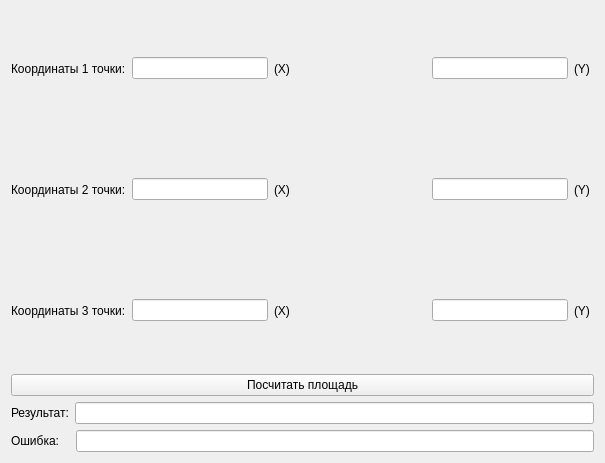
This is area_of_a_triangle6/widget.ui in paruz/Basics-of-programming as Qt 5 draws it before an edit. The edited form follows.
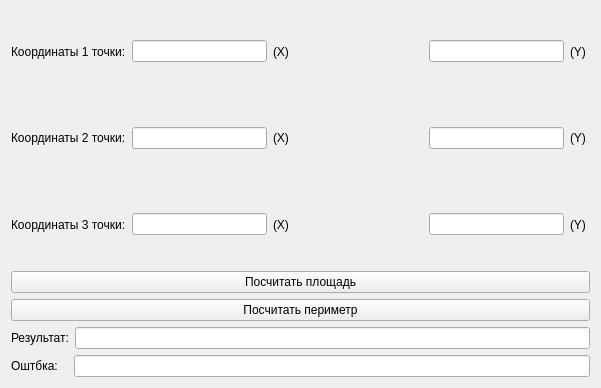
This is the edited form.

What changed in the file:
```diff
--- a/area_of_a_triangle6/widget.ui
+++ b/area_of_a_triangle6/widget.ui
@@ -6,8 +6,8 @@
    <rect>
     <x>0</x>
     <y>0</y>
-    <width>605</width>
-    <height>463</height>
+    <width>601</width>
+    <height>388</height>
    </rect>
   </property>
   <property name="windowTitle">
@@ -26,7 +26,11 @@
         </widget>
        </item>
        <item>
-        <widget class="QLineEdit" name="x_1"/>
+        <widget class="QLineEdit" name="x_1">
+         <property name="text">
+          <string/>
+         </property>
+        </widget>
        </item>
        <item>
         <widget class="QLabel" name="label_3">
@@ -49,7 +53,11 @@
         </spacer>
        </item>
        <item>
-        <widget class="QLineEdit" name="y_1"/>
+        <widget class="QLineEdit" name="y_1">
+         <property name="text">
+          <string/>
+         </property>
+        </widget>
        </item>
        <item>
         <widget class="QLabel" name="label_6">
@@ -70,7 +78,11 @@
         </widget>
        </item>
        <item>
-        <widget class="QLineEdit" name="x_2"/>
+        <widget class="QLineEdit" name="x_2">
+         <property name="text">
+          <string/>
+         </property>
+        </widget>
        </item>
        <item>
         <widget class="QLabel" name="label_4">
@@ -93,7 +105,11 @@
         </spacer>
        </item>
        <item>
-        <widget class="QLineEdit" name="y_2"/>
+        <widget class="QLineEdit" name="y_2">
+         <property name="text">
+          <string/>
+         </property>
+        </widget>
        </item>
        <item>
         <widget class="QLabel" name="label_9">
@@ -114,7 +130,11 @@
         </widget>
        </item>
        <item>
-        <widget class="QLineEdit" name="x_3"/>
+        <widget class="QLineEdit" name="x_3">
+         <property name="text">
+          <string/>
+         </property>
+        </widget>
        </item>
        <item>
         <widget class="QLabel" name="label_5">
@@ -137,7 +157,11 @@
         </spacer>
        </item>
        <item>
-        <widget class="QLineEdit" name="y_3"/>
+        <widget class="QLineEdit" name="y_3">
+         <property name="text">
+          <string/>
+         </property>
+        </widget>
        </item>
        <item>
         <widget class="QLabel" name="label_11">
@@ -151,13 +175,24 @@
     </layout>
    </item>
    <item row="1" column="0">
-    <widget class="QPushButton" name="pushButton">
+    <layout class="QVBoxLayout" name="verticalLayout_3">
+     <item>
+      <widget class="QPushButton" name="pushButton_S">
      <property name="text">
       <string>Посчитать площадь</string>
      </property>
     </widget>
    </item>
-   <item row="2" column="0">
+     <item>
+      <widget class="QPushButton" name="pushButton_P">
+       <property name="text">
+        <string>Посчитать периметр</string>
+       </property>
+      </widget>
+     </item>
+     <item>
+      <layout class="QVBoxLayout" name="verticalLayout_2">
+       <item>
     <layout class="QHBoxLayout" name="horizontalLayout_5">
      <item>
       <widget class="QLabel" name="label">
@@ -168,6 +203,9 @@
      </item>
      <item>
       <widget class="QLineEdit" name="output">
+           <property name="text">
+            <string/>
+           </property>
        <property name="readOnly">
         <bool>true</bool>
        </property>
@@ -175,21 +213,28 @@
      </item>
     </layout>
    </item>
-   <item row="3" column="0">
+       <item>
     <layout class="QHBoxLayout" name="horizontalLayout_4">
      <item>
       <widget class="QLabel" name="label_2">
        <property name="text">
-        <string>Ошибка:   </string>
+            <string>Оштбка:   </string>
        </property>
       </widget>
      </item>
      <item>
       <widget class="QLineEdit" name="error">
+           <property name="text">
+            <string/>
+           </property>
        <property name="readOnly">
         <bool>true</bool>
        </property>
       </widget>
+         </item>
+        </layout>
+       </item>
+      </layout>
      </item>
     </layout>
    </item>
```
Lines whose indentation alone changed are shown as unchanged.
